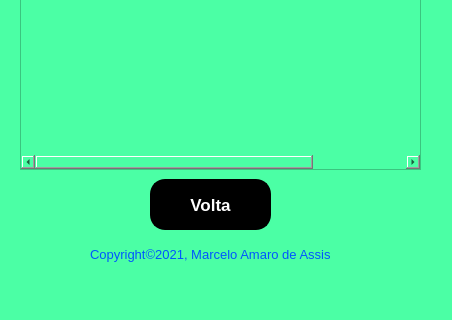
Qt form Projeto/sete_quarta.ui (marceloamaro/Pratica_BD) before a commit; both pictures show x 0 to 452 and y 231 to 551 of the 452 by 551 pixel window.
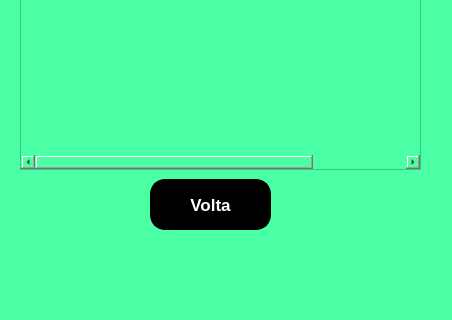
The same form after that commit. Icons and pictures are not drawn.

```diff
--- a/Projeto/sete_quarta.ui
+++ b/Projeto/sete_quarta.ui
@@ -66,27 +66,6 @@
      <string>Consulta Completa</string>
     </property>
    </widget>
-   <widget class="QLabel" name="label_8">
-    <property name="geometry">
-     <rect>
-      <x>90</x>
-      <y>470</y>
-      <width>251</width>
-      <height>31</height>
-     </rect>
-    </property>
-    <property name="font">
-     <font>
-      <pointsize>10</pointsize>
-     </font>
-    </property>
-    <property name="styleSheet">
-     <string notr="true">color: rgb(0, 85, 255);</string>
-    </property>
-    <property name="text">
-     <string>Copyright©2021, Marcelo Amaro de Assis</string>
-    </property>
-   </widget>
    <widget class="QTableWidget" name="tableWidget">
     <property name="geometry">
      <rect>
```
Left out of the diff: 1 changed line with no effect on the pictures.
